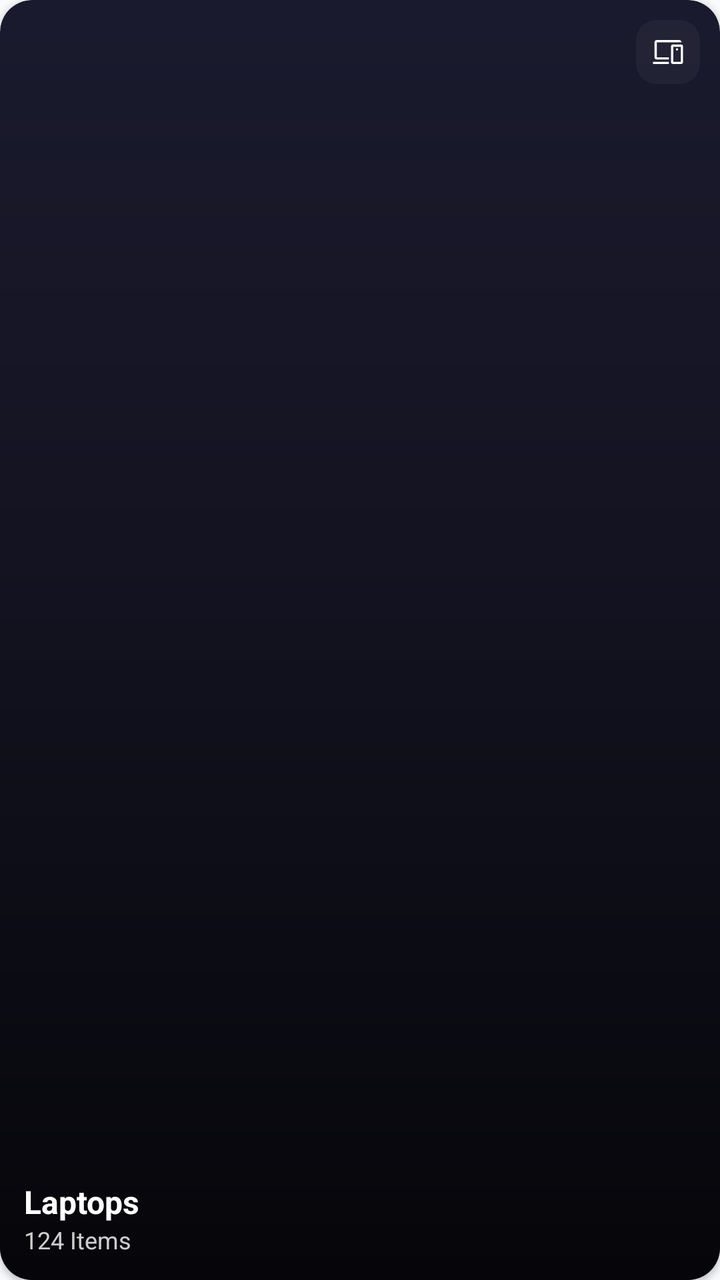
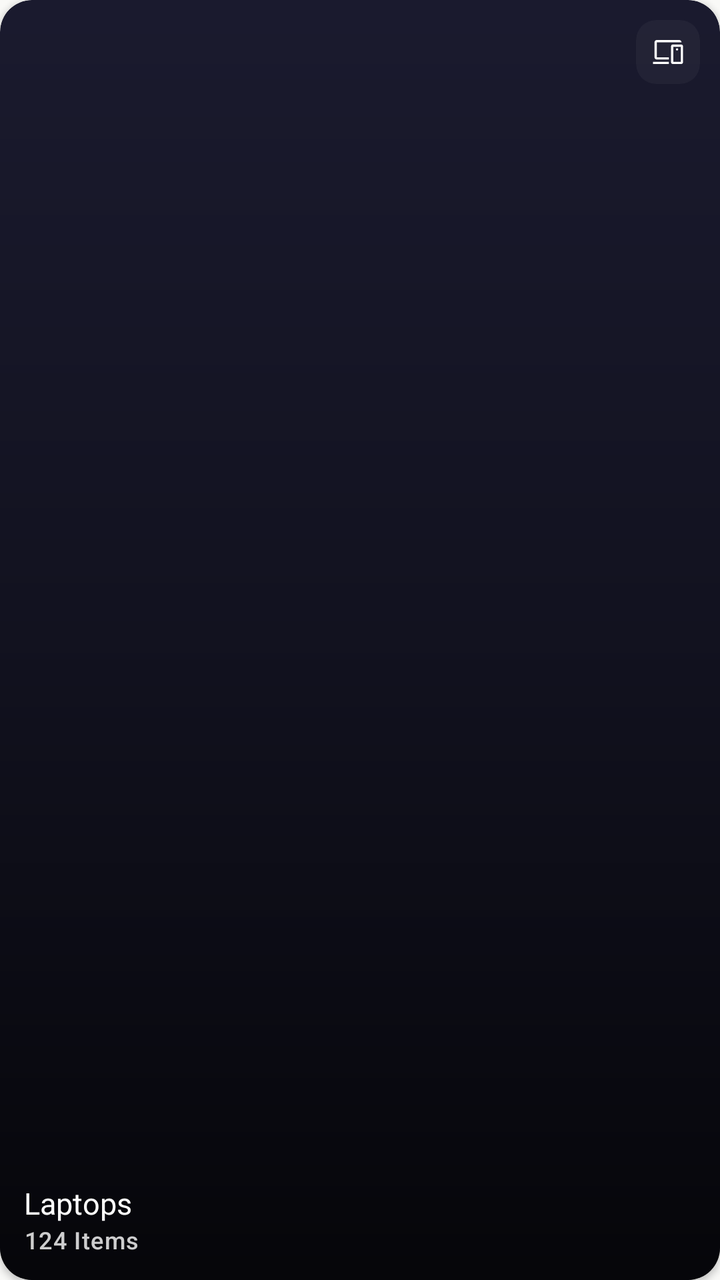

Screens rendered from an Android XML layout before and after an edit, with the pre-edit source and the edit as a unified diff.
<!-- AndroidManifest.xml: application theme Theme.BeckieDealApp -->
<!-- res/layout/item_category_grid.xml -->
﻿<?xml version="1.0" encoding="utf-8"?>
<com.google.android.material.card.MaterialCardView xmlns:android="http://schemas.android.com/apk/res/android"
    xmlns:app="http://schemas.android.com/apk/res-auto"
    android:layout_width="0dp"
    android:layout_height="@dimen/category_card_height"
    android:layout_columnWeight="1"
    android:layout_margin="6dp"
    app:cardCornerRadius="16dp"
    app:cardElevation="2dp"
    app:strokeWidth="0dp"
    app:cardBackgroundColor="#1A1A2E">

    
    <ImageView
        android:id="@+id/categoryBgImage"
        android:layout_width="match_parent"
        android:layout_height="match_parent"
        android:scaleType="centerCrop" />

    
    <View
        android:layout_width="match_parent"
        android:layout_height="match_parent"
        android:background="@drawable/category_card_gradient" />

    
    <TextView
        android:id="@+id/hotBadge"
        android:layout_width="wrap_content"
        android:layout_height="wrap_content"
        android:layout_gravity="top|start"
        android:layout_margin="10dp"
        android:background="@drawable/badge_pill"
        android:backgroundTint="@color/primary"
        android:paddingHorizontal="8dp"
        android:paddingVertical="3dp"
        android:text="HOT"
        android:textColor="@color/white_fixed"
        android:textSize="@dimen/text_size_badge"
        android:textStyle="bold"
        android:visibility="gone" />

    
    <com.google.android.material.card.MaterialCardView
        android:layout_width="32dp"
        android:layout_height="32dp"
        android:layout_gravity="top|end"
        android:layout_margin="10dp"
        app:cardCornerRadius="10dp"
        app:cardElevation="0dp"
        app:cardBackgroundColor="#33FFFFFF"
        app:strokeWidth="0dp">
        <ImageView
            android:id="@+id/categorySmallIcon"
            android:layout_width="18dp"
            android:layout_height="18dp"
            android:layout_gravity="center"
            android:src="@drawable/devices_24"
            app:tint="@android:color/white" />
    </com.google.android.material.card.MaterialCardView>

    
    <LinearLayout
        android:layout_width="match_parent"
        android:layout_height="wrap_content"
        android:layout_gravity="bottom"
        android:orientation="vertical"
        android:paddingStart="12dp"
        android:paddingEnd="12dp"
        android:paddingBottom="12dp">

        <TextView
            android:id="@+id/categoryTitle"
            android:layout_width="wrap_content"
            android:layout_height="wrap_content"
            android:text="Laptops"
            android:textColor="@android:color/white"
            android:textSize="@dimen/text_size_body_large"
            android:textStyle="bold" />

        <TextView
            android:id="@+id/categoryItemsCount"
            android:layout_width="wrap_content"
            android:layout_height="wrap_content"
            android:text="124 Items"
            android:textColor="#CCFFFFFF"
            android:textSize="@dimen/text_size_caption" />

    </LinearLayout>

</com.google.android.material.card.MaterialCardView>
<!-- resources referenced by this layout -->
<resources>
  <dimen name="text_size_badge">9sp</dimen>
  <dimen name="text_size_body_large">15sp</dimen>
  <dimen name="text_size_caption">11sp</dimen>
  <style name="Base.Theme.BeckieDealApp" parent="Theme.Material3.DayNight.NoActionBar">
          <item name="colorPrimary">@color/primary</item>
          <item name="colorOnPrimary">@color/on_primary</item>
          <item name="colorPrimaryContainer">@color/primary_container</item>
          <item name="colorOnPrimaryContainer">@color/on_primary_container</item>
          <item name="android:windowBackground">@color/background</item>
          <item name="colorSurface">@color/surface</item>
          <item name="colorOnSurface">@color/on_surface</item>
          
          <item name="bottomNavigationStyle">@style/Widget.App.BottomNavigationView</item>
      </style>
  <style name="Widget.App.Button" parent="Widget.Material3.Button">
          <item name="shapeAppearance">@style/ShapeAppearance.App.Button.Pill</item>
      </style>
  <color name="background">#F8FAFC</color>
  <!-- unchanged entries left out for length: 17 -->
</resources>

<!-- the commit's change to res/layout/item_category_grid.xml (unified diff, before → after) -->
@@ -35,9 +35,8 @@
         android:paddingHorizontal="8dp"
         android:paddingVertical="3dp"
         android:text="HOT"
+        android:textAppearance="@style/TextAppearance.App.Label"
         android:textColor="@color/white_fixed"
-        android:textSize="@dimen/text_size_badge"
-        android:textStyle="bold"
         android:visibility="gone" />
 
     
@@ -74,17 +73,17 @@
             android:layout_width="wrap_content"
             android:layout_height="wrap_content"
             android:text="Laptops"
-            android:textColor="@android:color/white"
-            android:textSize="@dimen/text_size_body_large"
-            android:textStyle="bold" />
+            android:textAppearance="@style/TextAppearance.App.CardPrice"
+            android:textColor="@android:color/white" />
 
         <TextView
             android:id="@+id/categoryItemsCount"
             android:layout_width="wrap_content"
             android:layout_height="wrap_content"
             android:text="124 Items"
-            android:textColor="#CCFFFFFF"
-            android:textSize="@dimen/text_size_caption" />
+            android:textAppearance="@style/TextAppearance.App.Label"
+            android:textAllCaps="false"
+            android:textColor="#CCFFFFFF" />
 
     </LinearLayout>
 
<!-- resource entries referenced after the edit -->
@@ -1,8 +1,20 @@
 <!-- resources referenced by this layout -->
 <resources>
-  <dimen name="text_size_badge">9sp</dimen>
-  <dimen name="text_size_body_large">15sp</dimen>
-  <dimen name="text_size_caption">11sp</dimen>
+  <style name="TextAppearance.App.CardPrice" parent="TextAppearance.Material3.BodyLarge">
+          <item name="android:fontFamily">@font/synonym_semibold</item>
+          <item name="android:textSize">15sp</item>
+          <item name="android:letterSpacing">0</item>
+          <item name="android:textColor">@color/text_primary</item>
+      </style>
+  <style name="TextAppearance.App.Label" parent="TextAppearance.Material3.LabelMedium">
+          <item name="android:fontFamily">@font/synonym_medium</item>
+          <item name="android:textSize">12sp</item>
+          <item name="android:letterSpacing">0.04</item>
+          <item name="android:textAllCaps">true</item>
+          <item name="android:textColor">@color/text_secondary</item>
+      </style>
+  <color name="text_primary">#1E293B</color>
+  <color name="text_secondary">#64748B</color>
   <style name="Base.Theme.BeckieDealApp" parent="Theme.Material3.DayNight.NoActionBar">
           <item name="colorPrimary">@color/primary</item>
           <item name="colorOnPrimary">@color/on_primary</item>
@@ -12,12 +24,74 @@
           <item name="colorSurface">@color/surface</item>
           <item name="colorOnSurface">@color/on_surface</item>
           
+          
+          <item name="textAppearanceHeadlineMedium">@style/TextAppearance.App.ScreenTitle</item>
+          <item name="textAppearanceHeadlineSmall">@style/TextAppearance.App.ProductName</item>
+          <item name="textAppearanceTitleLarge">@style/TextAppearance.App.PriceHero</item>
+          <item name="textAppearanceTitleMedium">@style/TextAppearance.App.SectionHeader</item>
+          <item name="textAppearanceBodyLarge">@style/TextAppearance.App.CardProductName</item>
+          <item name="textAppearanceBodyMedium">@style/TextAppearance.App.Body</item>
+          <item name="textAppearanceBodySmall">@style/TextAppearance.App.Specs</item>
+          <item name="textAppearanceLabelMedium">@style/TextAppearance.App.Label</item>
+          <item name="textAppearanceLabelLarge">@style/TextAppearance.App.Button</item>
+          
           <item name="bottomNavigationStyle">@style/Widget.App.BottomNavigationView</item>
       </style>
   <style name="Widget.App.Button" parent="Widget.Material3.Button">
           <item name="shapeAppearance">@style/ShapeAppearance.App.Button.Pill</item>
+          <item name="android:textAppearance">@style/TextAppearance.App.Button</item>
       </style>
-  <color name="background">#F8FAFC</color>
+  <color name="background">#F9F9F7</color>
+  <style name="TextAppearance.App.ScreenTitle" parent="TextAppearance.Material3.HeadlineMedium">
+          <item name="android:fontFamily">@font/amulya_bold</item>
+          <item name="android:textSize">28sp</item>
+          <item name="android:letterSpacing">-0.02</item>
+          <item name="android:textColor">@color/text_primary</item>
+      </style>
+  <style name="TextAppearance.App.ProductName" parent="TextAppearance.Material3.HeadlineSmall">
+          <item name="android:fontFamily">@font/amulya_bold</item>
+          <item name="android:textSize">24sp</item>
+          <item name="android:letterSpacing">-0.02</item>
+          <item name="android:textColor">@color/text_primary</item>
+      </style>
+  <style name="TextAppearance.App.PriceHero" parent="TextAppearance.Material3.TitleLarge">
+          <item name="android:fontFamily">@font/amulya_bold</item>
+          <item name="android:textSize">22sp</item>
+          <item name="android:letterSpacing">-0.01</item>
+          <item name="android:textColor">@color/text_primary</item>
+      </style>
+  <style name="TextAppearance.App.SectionHeader" parent="TextAppearance.Material3.TitleMedium">
+          <item name="android:fontFamily">@font/amulya_bold</item>
+          <item name="android:textSize">18sp</item>
+          <item name="android:letterSpacing">-0.01</item>
+          <item name="android:textColor">@color/text_primary</item>
+      </style>
+  <style name="TextAppearance.App.CardProductName" parent="TextAppearance.Material3.BodyLarge">
+          <item name="android:fontFamily">@font/synonym_medium</item>
+          <item name="android:textSize">15sp</item>
+          <item name="android:letterSpacing">0</item>
+          <item name="android:textColor">@color/text_primary</item>
+      </style>
+  <style name="TextAppearance.App.Body" parent="TextAppearance.Material3.BodyMedium">
+          <item name="android:fontFamily">@font/synonym_regular</item>
+          <item name="android:textSize">15sp</item>
+          <item name="android:letterSpacing">0</item>
+          <item name="android:lineSpacingMultiplier">1.6</item>
+          <item name="android:textColor">@color/text_secondary</item>
+      </style>
+  <style name="TextAppearance.App.Specs" parent="TextAppearance.Material3.BodySmall">
+          <item name="android:fontFamily">@font/synonym_regular</item>
+          <item name="android:textSize">14sp</item>
+          <item name="android:letterSpacing">0</item>
+          <item name="android:lineSpacingMultiplier">1.5</item>
+          <item name="android:textColor">@color/text_secondary</item>
+      </style>
+  <style name="TextAppearance.App.Button" parent="TextAppearance.Material3.LabelLarge">
+          <item name="android:fontFamily">@font/synonym_semibold</item>
+          <item name="android:textSize">15sp</item>
+          <item name="android:letterSpacing">0.01</item>
+          <item name="android:textAllCaps">false</item>
+      </style>
   <!-- unchanged entries left out for length: 17 -->
 </resources>
 
